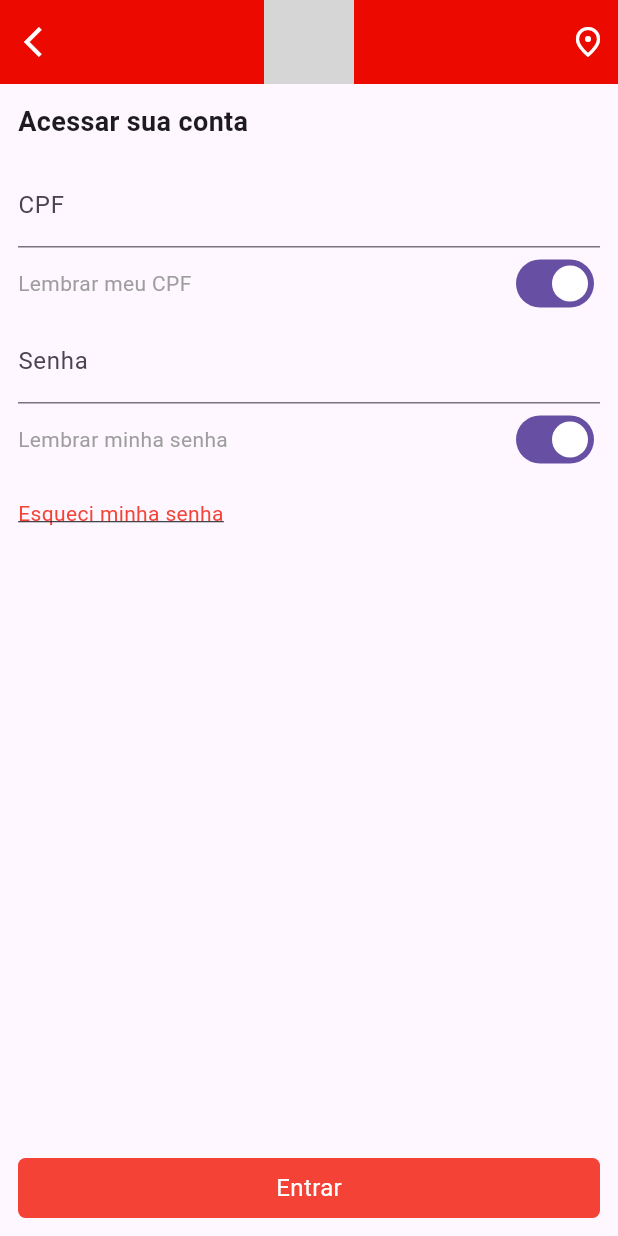
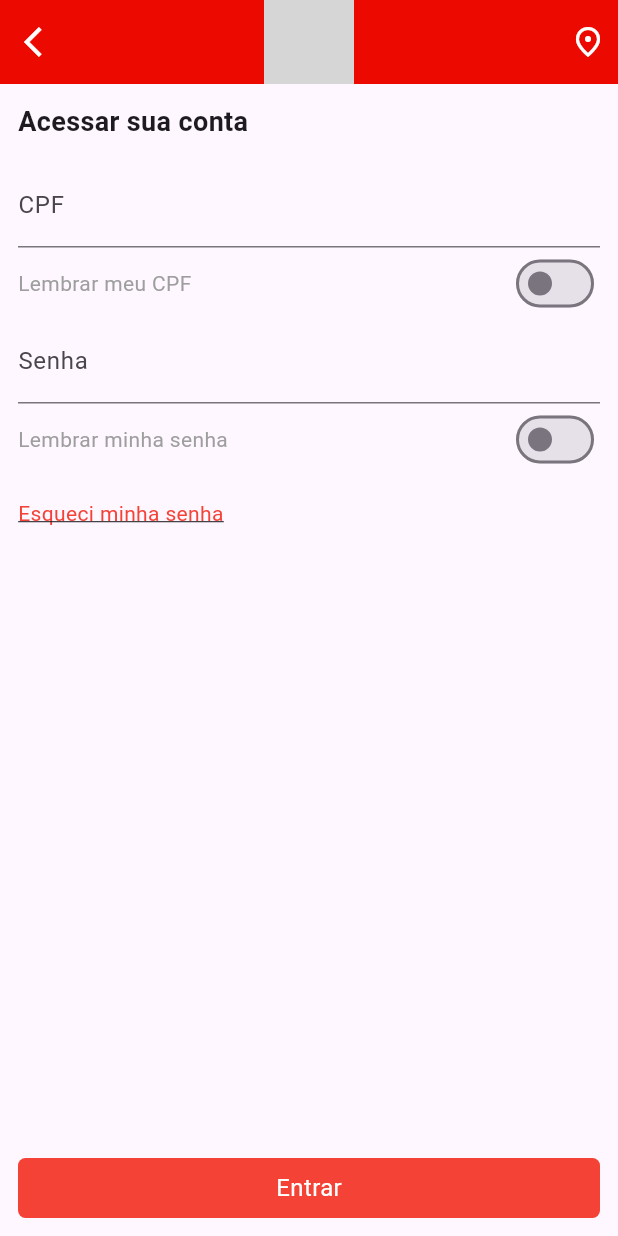
Before and after one commit to Flutters-Vilani/app_santander_alunos, a Flutter app: the screen it shows after launch, after a tap on "Ajuda", on a phone screen of 412 x 824 dp. Run offline on Flutter 3.47's test engine with Material 3 defaults, Android fonts, the phone set to English and light mode, and no system bars; grey boxes are pictures that could not be loaded.

Commit message:
inicio da tela de dashboard, com a imagem de fundo, a imagem da logo do santander e o nome do user com o numero da conta

```diff
--- a/lib/views/login.dart
+++ b/lib/views/login.dart
@@ -1,3 +1,4 @@
+import 'package:app_santander/views/dashboard.dart';
 import 'package:flutter/material.dart';
 
 class Login extends StatefulWidget {
@@ -8,11 +9,18 @@ class Login extends StatefulWidget {
 }
 
 class _LoginState extends State<Login> {
+  bool vrSwitchCpf = false;
+  bool vrSwitchSenha = false;
+
   @override
   Widget build(BuildContext context) {
     return Scaffold(
       appBar: AppBar(
-        leading: Icon(Icons.arrow_back_ios),
+        leading: IconButton(
+            onPressed: () {
+              Navigator.of(context).pop();
+            },
+            icon: Icon(Icons.arrow_back_ios)),
         backgroundColor: Color.fromARGB(255, 236, 9, 0),
         iconTheme: IconThemeData(color: Colors.white),
         title: Image.asset(
@@ -42,6 +50,7 @@ class _LoginState extends State<Login> {
               height: 15,
             ),
             TextField(
+              keyboardType: TextInputType.number,
               decoration: InputDecoration(
                 label: Text("CPF"),
               ),
@@ -55,7 +64,14 @@ class _LoginState extends State<Login> {
                     color: Colors.grey,
                   ),
                 ),
-                Switch(value: true, onChanged: (value) {})
+                //switch lembrar meu CPF
+                Switch(
+                    value: vrSwitchCpf,
+                    onChanged: (value) {
+                      setState(() {
+                        vrSwitchCpf = value;
+                      });
+                    })
               ],
             ),
             TextField(
@@ -72,7 +88,15 @@ class _LoginState extends State<Login> {
                     color: Colors.grey,
                   ),
                 ),
-                Switch(value: true, onChanged: (value) {})
+
+                // switch lembrar minha senha
+                Switch(
+                    value: vrSwitchSenha,
+                    onChanged: (value) {
+                      setState(() {
+                        vrSwitchSenha = value;
+                      });
+                    })
               ],
             ),
             SizedBox(
@@ -89,7 +113,12 @@ class _LoginState extends State<Login> {
                 child: Column(
               mainAxisAlignment: MainAxisAlignment.end,
               children: [
-                Container(
+                GestureDetector(
+                  onTap: () {
+                    Navigator.of(context)
+                        .push(MaterialPageRoute(builder: (ctx) => Dashboard()));
+                  },
+                  child: Container(
                     alignment: Alignment.center,
                     height: 40,
                     width: double.maxFinite,
@@ -99,9 +128,7 @@ class _LoginState extends State<Login> {
                     ),
                     child: Text(
                       "Entrar",
-                    style: TextStyle(
-                      color: Colors.white,
-                      fontSize: 16
+                      style: TextStyle(color: Colors.white, fontSize: 16),
                     ),
                   ),
                 )
```
Also changed, not shown: lib/views/dashboard.dart (added, +76 -0 lines), assets/fundo_dashboard.png (added), assets/teste3.png (added). Lines whose indentation alone changed are shown as unchanged.
